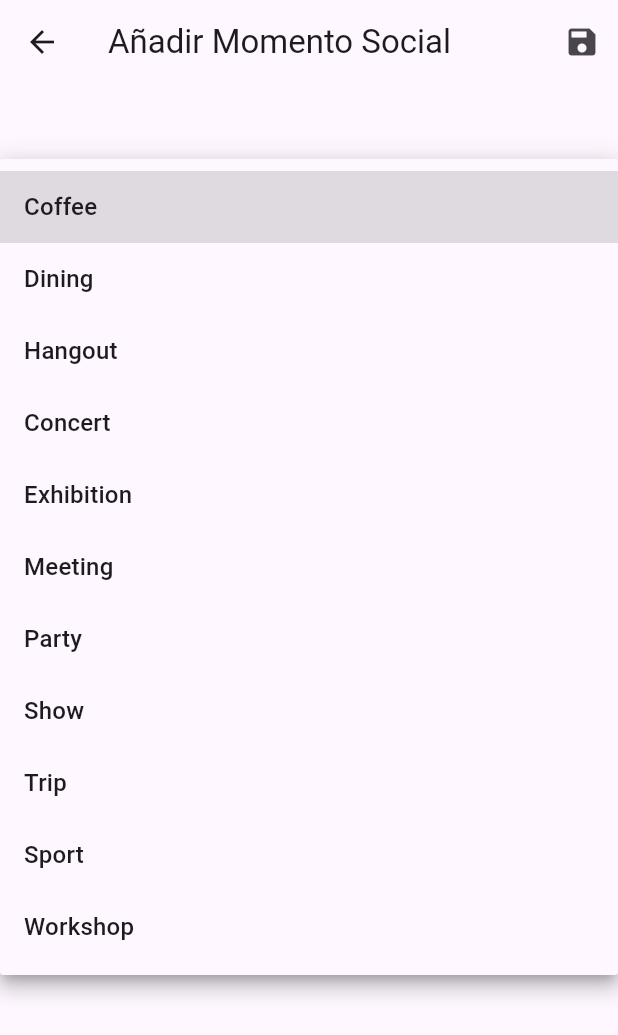
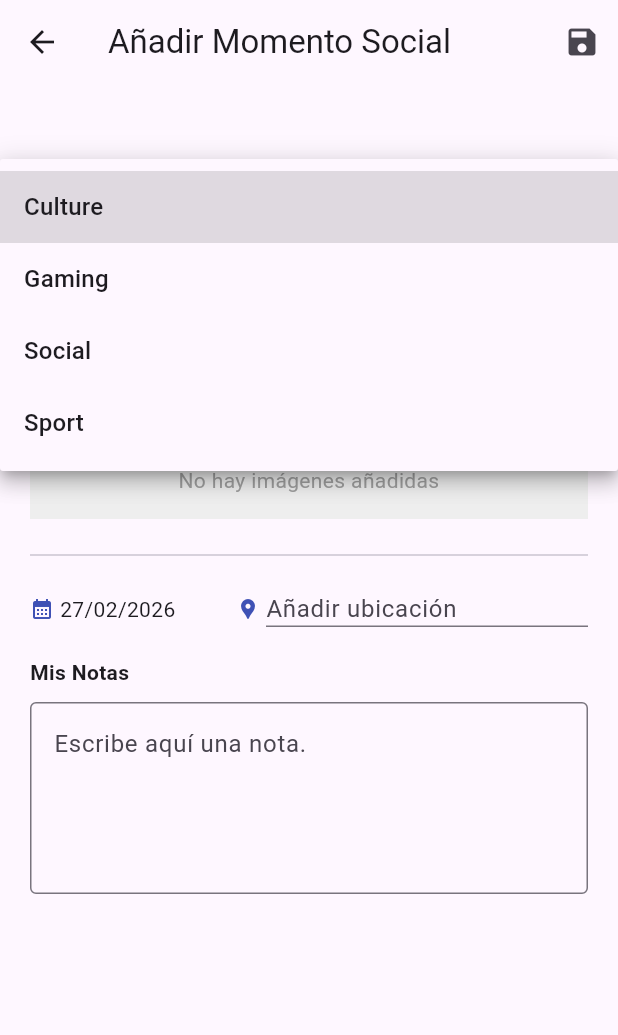
Before and after one commit to cdvallejo/appshine, a Flutter app: the AddMomentScreenSocialEvent screen opened directly with empty values, after a tap on "Seleccionar tipo de evento", on a phone screen of 412 x 824 dp. Shown: the top 1035 px of the screen. Run offline on Flutter 3.47's test engine with Material 3 defaults, Android fonts, the phone set to English and light mode, and no system bars; our stand-ins replace cloud_firestore, firebase_auth, firebase_core, flutter_dotenv, grouped_list, image_picker; accounts and stored records are empty.

Commit message:
tagLibrary add in social_event model (TODO implementation)

```diff
--- a/lib/models/social_event_model.dart
+++ b/lib/models/social_event_model.dart
@@ -1,20 +1,65 @@
 class SocialEvent {
   static const List<String> subtypes = [
-    'Coffee', // Momento breve (Café, desayuno)
-    'Dining', // Comidas y cenas
-    'Hangout', // Quedadas informales / Cañas
-    'Concert', // Música en directo
-    'Exhibition', // Museos y exposiciones
-    'Meeting', // Reuniones de trabajo o TFE
-    'Party', // Fiestas y eventos nocturnos
-    'Show', // Cine, teatro, monólogos, espectáculos
-    'Trip', // Viajes (el contenedor padre)
-    'Sport', // Deporte social (partidos, rutas)
-    'Workshop', // Cursos, talleres, aprendizaje
+    'Culture',
+    'Gaming',
+    'Social',
+    'Sport',
   ];
+
+  // TODO: User suggestions for tags based on subtype
+  static const Map<String, List<String>> tagLibrary = {
+  'Culture': [
+    'Cinema',
+    'Concert',
+    'Exhibition',
+    'Festival',
+    'Monologue',
+    'Museum',
+    'Show',
+    'Theater',
+  ],
+  'Social & Lifestyle': [
+    'Birthday',
+    'Coffee',
+    'Dance',
+    'Dining',
+    'Hangout',
+    'Party',
+    'Walk',
+  ],
+  'Gaming': [
+    'Board Games',
+    'Escape Room',
+    'Roleplay',
+    'Video Games',
+  ],
+  'Sport': [
+    'Basketball',
+    'Beach Volley',
+    'Cycling',
+    'Football',
+    'Gym',
+    'Hiking',
+    'Padel',
+    'Running',
+    'Swimming',
+    'Tennis',
+    'Volley',
+  ],
+  'Learning & Development': [
+    'Course',
+    'Language Exchange',
+    'Meeting',
+    'Seminar',
+    'Study Session',
+    'Workshop',
+  ],
+};
+
   final String title;
   final String subtype;
-  final List<String>? imageNames; // Filenames of saved images (for future backup with drive!)
+  final List<String>?
+  imageNames; // Filenames of saved images (for future backup with drive!)
 
   SocialEvent({required this.title, required this.subtype, this.imageNames});
 
--- a/lib/screens/home_screen.dart
+++ b/lib/screens/home_screen.dart
@@ -294,6 +294,7 @@ class HomeScreen extends StatelessWidget {
           );
         },
       ),
+
       // --- FLOATING BUTTON TO ADD MOMENT ---
       floatingActionButton: FloatingActionButton(
         backgroundColor: Colors.indigo,
@@ -562,8 +563,8 @@ class HomeScreen extends StatelessWidget {
         imageNames != null &&
         (imageNames as List).isNotEmpty) {
       return FutureBuilder<String>(
-        future: _getImagePath(imageNames[0]), // Get the full path of the first image
-        builder: (context, snapshot) { // Check if the file exists at the path, the result of the future is in snapshot.data
+        future: _getImagePath(imageNames[0]),
+        builder: (context, snapshot) {
           if (snapshot.hasData && File(snapshot.data!).existsSync()) {
             return Image.file(
               File(snapshot.data!),
@@ -571,23 +572,34 @@ class HomeScreen extends StatelessWidget {
               height: 75,
               fit: BoxFit.cover,
               errorBuilder: (context, error, stackTrace) =>
-                  Icon(_getMomentIconBig(type, subtype), size: 50), // Fallback to icon if file can't be loaded
+                  Icon(_getMomentIconBig(type, subtype), size: 50),
             );
           }
           return Icon(_getMomentIconBig(type, subtype), size: 50);
         },
       );
     }
-
     // For media and books, show network image from imageUrl
     if (imageUrl != null) {
-      return Image.network(
+      return Stack(
+        children: [
+          // Background icon that shows while loading
+          Container(
+            width: 50,
+            height: 75,
+            alignment: Alignment.center,
+            child: Icon(_getMomentIconBig(type, subtype), size: 50),
+          ),
+          // Network image on top
+          Image.network(
             imageUrl,
             width: 50,
             height: 75,
             fit: BoxFit.contain,
             errorBuilder: (context, error, stackTrace) =>
                 Icon(_getMomentIconBig(type, subtype), size: 50),
+          ),
+        ],
       );
     }
 
```
Lines whose indentation alone changed are shown as unchanged.
